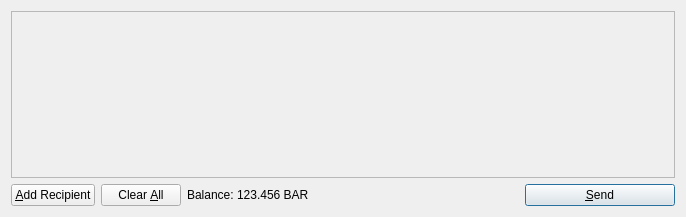
The window that src/qt/forms/sendcoinsdialog.ui (IamnotGod/CopyCloneCoin) describes before a commit, drawn with Qt 5.
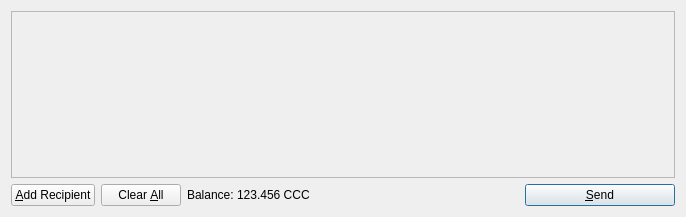
The same window after the commit. Icons and pictures are not drawn.

```diff
--- a/src/qt/forms/sendcoinsdialog.ui
+++ b/src/qt/forms/sendcoinsdialog.ui
@@ -119,7 +119,7 @@
           <cursorShape>IBeamCursor</cursorShape>
          </property>
          <property name="text">
-          <string>123.456 BAR</string>
+          <string>123.456 CCC</string>
          </property>
          <property name="textInteractionFlags">
           <set>Qt::LinksAccessibleByMouse|Qt::TextSelectableByKeyboard|Qt::TextSelectableByMouse</set>
```
